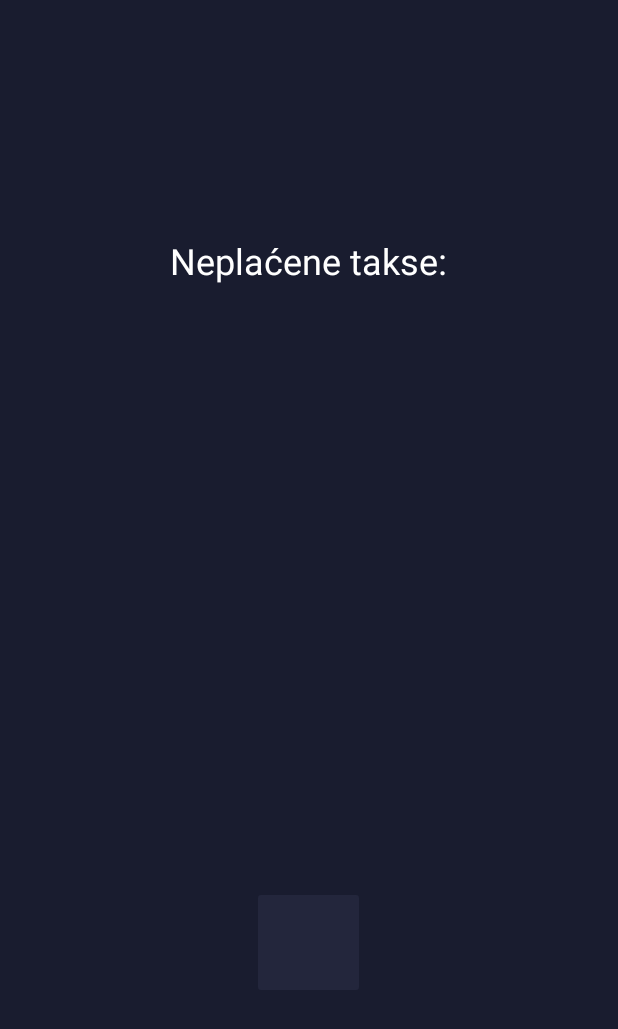
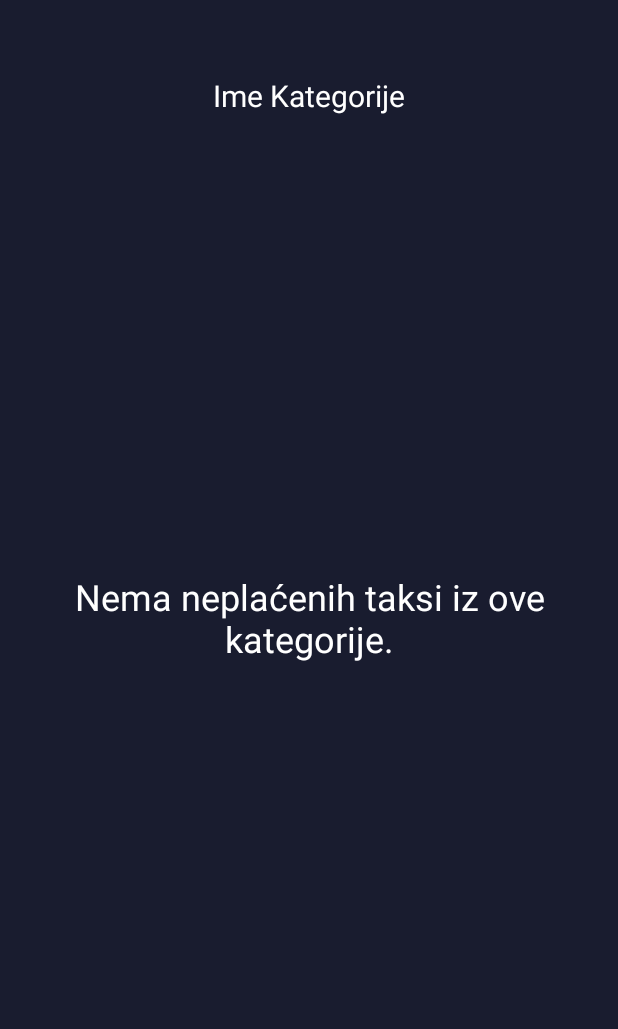
Before and after one commit to K0MaR1K/Sektor45Project, an Android app: the layout charges_screen.xml on its own in the app's theme, with its tools: preview values and no code run, on a phone screen of 412 x 824 dp. Shown: the top 1029 px of the screen. Run offline under Robolectric (Android 15) with nearby library versions, the light colour scheme and no system bars.

Commit message:
change charges_screen.xml

```diff
--- a/app/src/main/res/layout/charges_screen.xml
+++ b/app/src/main/res/layout/charges_screen.xml
@@ -1,7 +1,8 @@
 <?xml version="1.0" encoding="utf-8"?>
 <FrameLayout xmlns:android="http://schemas.android.com/apk/res/android"
     android:layout_width="match_parent"
-    android:layout_height="match_parent">
+    android:layout_height="match_parent"
+    android:layout_gravity="center_horizontal">
 
     <LinearLayout
         android:id="@+id/charges_screen"
@@ -9,6 +10,7 @@
         android:layout_height="match_parent"
         android:orientation="vertical"
         android:background="?attr/colorSecondary"
+        android:paddingHorizontal="20dp"
         android:gravity="center"
         >
 
@@ -18,21 +20,33 @@
             android:layout_height="wrap_content"
             android:textSize="24sp"
             android:textColor="@color/white"
-            android:text="Neplaćene takse:"/>
+            android:textAlignment="center"
+            android:text="Nema neplaćenih taksi iz ove kategorije."/>
 
         <ScrollView
             android:id="@+id/charges_view"
             android:layout_width="match_parent"
             android:layout_height="350dp"
-            android:layout_marginVertical="25dp">
+            android:layout_marginVertical="25dp"
+            android:visibility="gone">
 
         </ScrollView>
 
         <ImageButton
             android:id="@+id/go_to_bill_activity_button"
             android:layout_width="75dp"
-            android:layout_height="75dp"/>
+            android:layout_height="75dp"
+            android:visibility="gone"/>
 
     </LinearLayout>
 
+    <TextView
+        android:layout_width="wrap_content"
+        android:layout_height="wrap_content"
+        android:textSize="20dp"
+        android:textColor="@color/white"
+        android:text="Ime Kategorije"
+        android:layout_gravity="center_horizontal"
+        android:layout_marginTop="50dp"/>
+
 </FrameLayout>
```
